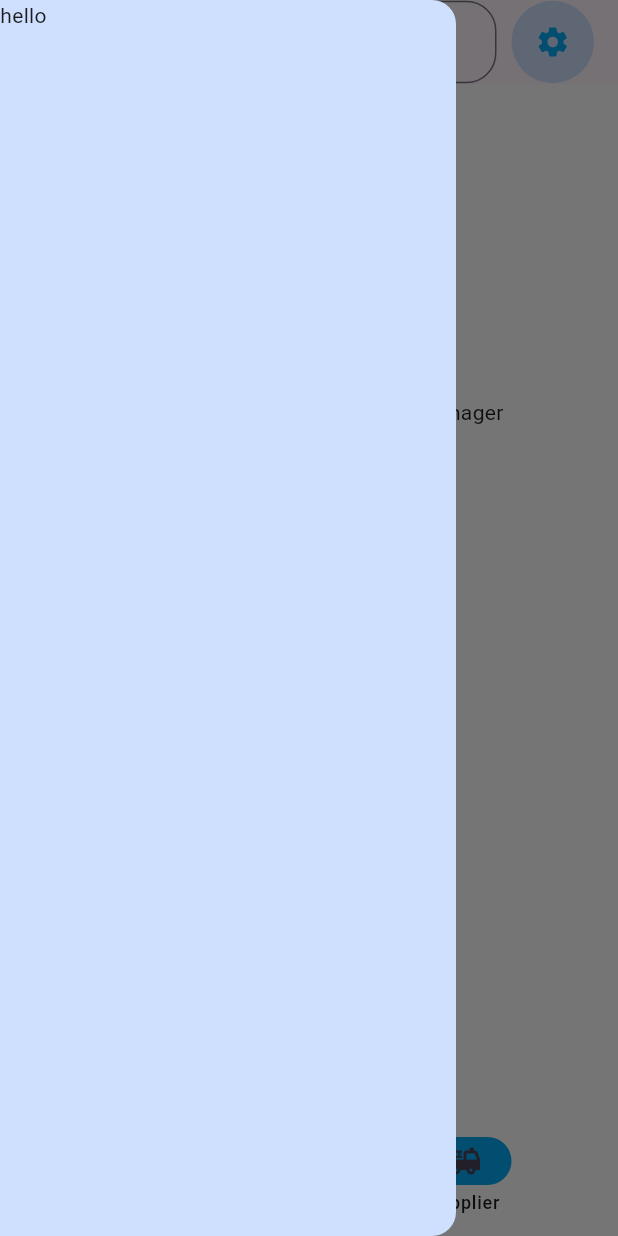
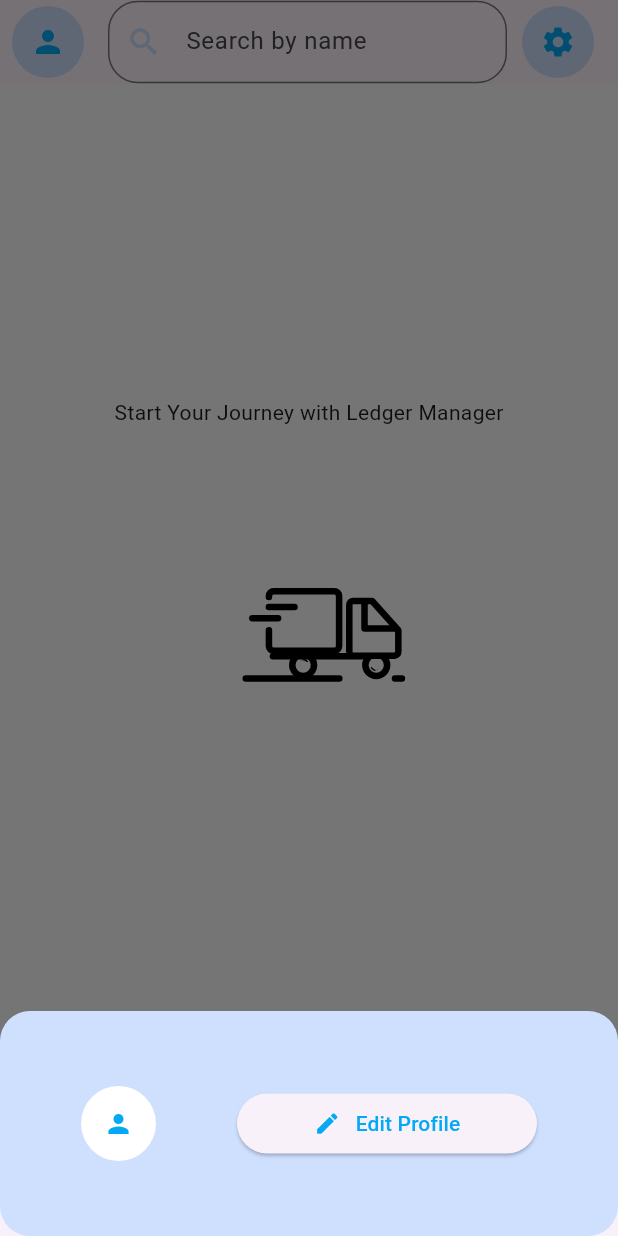
Before and after one commit to namraravani/leger_manager, a Flutter app: the screen it shows after launch, item 2 of the bottom bar chosen, after a tap on the "person" icon, on a phone screen of 412 x 824 dp. Run offline on Flutter 3.47's test engine with Material 3 defaults, Android fonts, the phone set to English and light mode, and no system bars; our stand-ins replace cloud_firestore, firebase_core, get, lottie, pinput; missing offline and left inert: dart:ffi; accounts and stored records are empty.

Commit message:
Completed_master_page_UI

```diff
--- /dev/null
+++ b/lib/Components/icon_logo.dart
@@ -0,0 +1,25 @@
+import 'package:flutter/material.dart';
+
+class IconLogo extends StatelessWidget {
+  final Icon icon;
+  final Text name;
+  const IconLogo({
+    super.key,
+    required this.icon,
+    required this.name,
+  });
+
+  @override
+  Widget build(BuildContext context) {
+    return Row(
+      mainAxisAlignment: MainAxisAlignment.center,
+      children: [
+        icon,
+        SizedBox(
+          width: 10,
+        ),
+        name,
+      ],
+    );
+  }
+}
--- a/lib/view/master_page/master_page.dart
+++ b/lib/view/master_page/master_page.dart
@@ -1,9 +1,11 @@
 import 'package:flutter/material.dart';
 import 'package:leger_manager/Components/app_colors.dart';
-import 'package:leger_manager/view/master_page/app-bar.dart';
-import 'package:leger_manager/view/master_page/bottom_navbar.dart';
-import 'package:leger_manager/view/master_page/customer_page.dart';
-import 'package:leger_manager/view/master_page/supplier_page.dart';
+import 'package:leger_manager/Components/icon_logo.dart';
+import 'package:leger_manager/view/master_page/master_page_components/app-bar.dart';
+import 'package:leger_manager/view/master_page/master_page_components/bottom_navbar.dart';
+import 'package:leger_manager/view/master_page/master_page_pages/customer_page.dart';
+import 'package:leger_manager/view/master_page/master_page_components/drawer.dart';
+import 'package:leger_manager/view/master_page/master_page_pages/supplier_page.dart';
 
 class MasterPage extends StatefulWidget {
   const MasterPage({Key? key}) : super(key: key);
@@ -31,10 +33,7 @@ class _MasterPageState extends State<MasterPage> {
   @override
   Widget build(BuildContext context) {
     return Scaffold(
-      drawer: Drawer(
-        backgroundColor: AppColors.primaryColor,
-        child: Text("hello"),
-      ),
+      drawer: CustomDrawer(),
       appBar: CustomAppBar(),
       body: PageView(
         controller: _pageController,
@@ -48,7 +47,6 @@ class _MasterPageState extends State<MasterPage> {
           SupplierPage(),
         ],
       ),
-
       bottomNavigationBar: CustomBottomNavigationBar(
         selectedIndex: _currentPageIndex,
         onDestinationSelected: (int index) {
--- a/lib/view/master_page/app-bar.dart
+++ b/lib/view/master_page/master_page_components/app-bar.dart
@@ -1,5 +1,9 @@
 import 'package:flutter/material.dart';
+import 'package:get/get.dart';
 import 'package:leger_manager/Components/app_colors.dart';
+import 'package:leger_manager/Components/icon_logo.dart';
+import 'package:leger_manager/view/master_page/master_page_components/bottom_modal.dart';
+import 'package:leger_manager/view/profile_page.dart';
 
 class CustomAppBar extends StatelessWidget implements PreferredSizeWidget {
   @override
@@ -8,9 +12,19 @@ class CustomAppBar extends StatelessWidget implements PreferredSizeWidget {
   @override
   Widget build(BuildContext context) {
     return AppBar(
-      leading: GestureDetector(
-        onTap: (){
-          Scaffold.of(context).openDrawer();
+      leading: Row(
+        children: [
+          SizedBox(
+            width: 8,
+          ),
+          GestureDetector(
+            onTap: () {
+              showModalBottomSheet<void>(
+                context: context,
+                builder: (BuildContext context) {
+                  return CustomBottomModal();
+                },
+              );
             },
             child: Container(
               decoration: BoxDecoration(
@@ -22,6 +36,8 @@ class CustomAppBar extends StatelessWidget implements PreferredSizeWidget {
                 child: Icon(Icons.person, color: AppColors.secondaryColor),
               ),
             ),
+          ),
+        ],
       ),
       title: Row(
         children: [
@@ -56,18 +72,18 @@ class CustomAppBar extends StatelessWidget implements PreferredSizeWidget {
           SizedBox(
             width: 10,
           ),
-          Container(
-            height: 55,
-            width: 55,
+          GestureDetector(
+            onTap: () {
+              Scaffold.of(context).openDrawer();
+            },
+            child: Container(
               decoration: BoxDecoration(
                 shape: BoxShape.circle,
                 color: AppColors.primaryColor,
               ),
-            child: IconButton(
-              onPressed: () {},
-              icon: Icon(
-                Icons.settings,
-                color: AppColors.secondaryColor,
+              child: Padding(
+                padding: const EdgeInsets.all(12.0),
+                child: Icon(Icons.settings, color: AppColors.secondaryColor),
               ),
             ),
           ),
--- /dev/null
+++ b/lib/view/master_page/master_page_components/bottom_modal.dart
@@ -0,0 +1,60 @@
+import 'package:flutter/material.dart';
+import 'package:get/get.dart';
+import 'package:leger_manager/Components/app_colors.dart';
+import 'package:leger_manager/Components/icon_logo.dart';
+import 'package:leger_manager/view/profile_page.dart';
+
+class CustomBottomModal extends StatelessWidget {
+  @override
+  Widget build(BuildContext context) {
+    return Container(
+      decoration: BoxDecoration(
+        borderRadius: BorderRadius.circular(20),
+        color: AppColors.primaryColor,
+      ),
+      height: 150,
+      child: Center(
+        child: Row(
+          mainAxisAlignment: MainAxisAlignment.spaceEvenly,
+          mainAxisSize: MainAxisSize.max,
+          children: <Widget>[
+            Container(
+              height: 50,
+              width: 50,
+              decoration: BoxDecoration(
+                shape: BoxShape.circle,
+                color: AppColors.whiteColor,
+              ),
+              child: Padding(
+                padding: const EdgeInsets.all(12.0),
+                child: Icon(
+                  Icons.person,
+                  color: AppColors.secondaryColor,
+                  size: 20,
+                ),
+              ),
+            ),
+            SizedBox(
+              width: 200,
+              child: ElevatedButton(
+                child: IconLogo(
+                  icon: Icon(
+                    Icons.edit,
+                    color: AppColors.secondaryColor,
+                  ),
+                  name: Text(
+                    "Edit Profile",
+                    style: TextStyle(color: AppColors.secondaryColor),
+                  ),
+                ),
+                onPressed: () {
+                  Get.to(ProfilePage());
+                },
+              ),
+            ),
+          ],
+        ),
+      ),
+    );
+  }
+}
--- /dev/null
+++ b/lib/view/master_page/master_page_components/drawer.dart
@@ -0,0 +1,86 @@
+import 'package:flutter/material.dart';
+import 'package:leger_manager/Components/app_colors.dart';
+import 'package:leger_manager/Components/icon_logo.dart';
+
+class CustomDrawer extends StatelessWidget {
+  const CustomDrawer({Key? key}) : super(key: key);
+
+  @override
+  Widget build(BuildContext context) {
+    return Drawer(
+      backgroundColor: AppColors.primaryColor,
+      child: Column(
+        mainAxisAlignment: MainAxisAlignment.spaceEvenly,
+        crossAxisAlignment: CrossAxisAlignment.center,
+        mainAxisSize: MainAxisSize.min,
+
+        children: [
+          Container(
+            height: 100,
+            width: 100,
+            decoration: BoxDecoration(
+              shape: BoxShape.circle,
+              color: AppColors.primaryColor,
+            ),
+            child: Padding(
+              padding: const EdgeInsets.all(12.0),
+              child: Icon(
+                Icons.person,
+                color: AppColors.secondaryColor,
+                size: 50,
+              ),
+            ),
+          ),
+          TextButton(
+              onPressed: () {},
+              child: IconLogo(
+                icon: Icon(
+                  Icons.blinds_closed_sharp,
+                  color: AppColors.secondaryColor,
+                ),
+                name: Text(
+                  "Statement",
+                  style: TextStyle(color: AppColors.secondaryColor),
+                ),
+              )),
+          TextButton(
+              onPressed: () {},
+              child: IconLogo(
+                icon: Icon(
+                  Icons.help,
+                  color: AppColors.secondaryColor,
+                ),
+                name: Text(
+                  "Help",
+                  style: TextStyle(color: AppColors.secondaryColor),
+                ),
+              )),
+          TextButton(
+              onPressed: () {},
+              child: IconLogo(
+                icon: Icon(
+                  Icons.more,
+                  color: AppColors.secondaryColor,
+                ),
+                name: Text(
+                  "About",
+                  style: TextStyle(color: AppColors.secondaryColor),
+                ),
+              )),
+          TextButton(
+              onPressed: () {},
+              child: IconLogo(
+                icon: Icon(
+                  Icons.share,
+                  color: AppColors.secondaryColor,
+                ),
+                name: Text(
+                  "Share",
+                  style: TextStyle(color: AppColors.secondaryColor),
+                ),
+              )),
+        ],
+      ),
+    );
+  }
+}
--- /dev/null
+++ b/lib/view/profile_page.dart
@@ -0,0 +1,14 @@
+import 'package:flutter/material.dart';
+
+class ProfilePage extends StatelessWidget {
+  const ProfilePage({super.key});
+
+  @override
+  Widget build(BuildContext context) {
+    return Scaffold(
+      appBar: AppBar(
+        title: Text('Wellcome To Profile Page'),
+      ),
+    );
+  }
+}
```
Also changed, not shown: lib/view/master_page/master_page_components/bottom_navbar.dart (renamed from lib/view/master_page/bottom_navbar.dart), lib/view/master_page/master_page_pages/customer_page.dart (renamed from lib/view/master_page/customer_page.dart), lib/view/master_page/master_page_pages/supplier_page.dart (renamed from lib/view/master_page/supplier_page.dart). Lines whose indentation alone changed are shown as unchanged.
